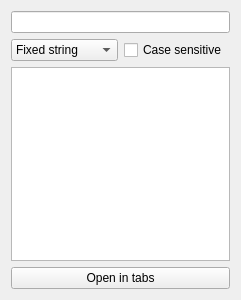
This is src/plugins/poshuku/bookmarkswidget.ui in 0xd34df00d/leechcraft as Qt 5 draws it before an edit. The edited form follows.
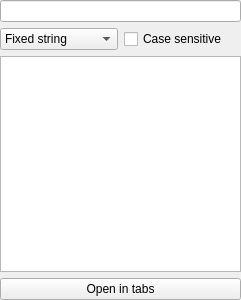
This is the edited form. Custom widgets are drawn as their Qt base class.

Commit message: Poshuku: removed margins in some layouts.

```diff
--- a/src/plugins/poshuku/bookmarkswidget.ui
+++ b/src/plugins/poshuku/bookmarkswidget.ui
@@ -14,6 +14,9 @@
    <string/>
   </property>
   <layout class="QVBoxLayout" name="verticalLayout">
+   <property name="margin">
+    <number>0</number>
+   </property>
    <item>
     <layout class="QVBoxLayout" name="verticalLayout_2">
      <item>
```
The commit also changes 2 other files.
